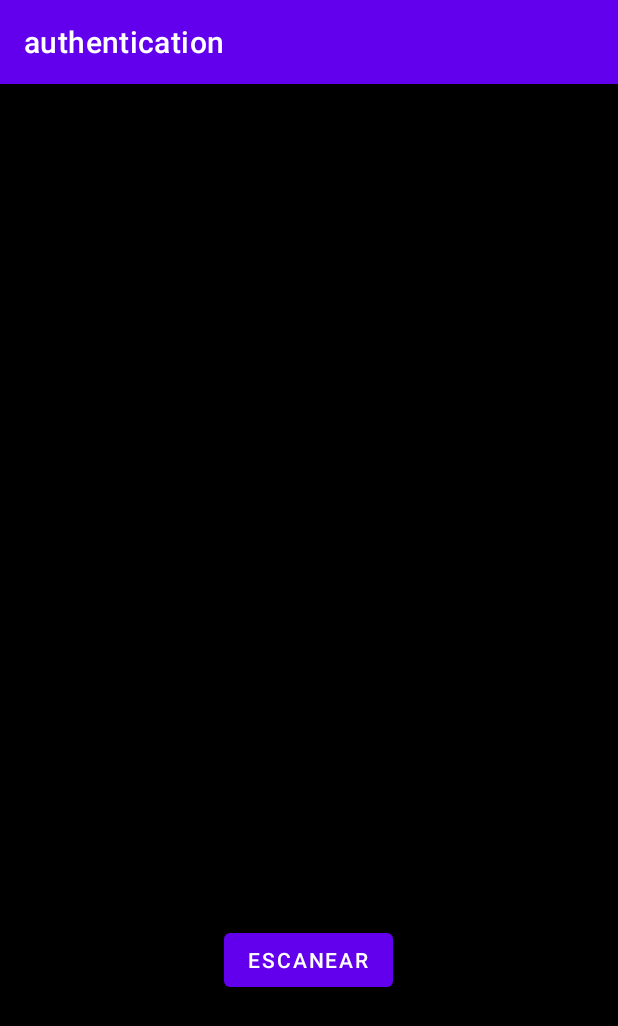
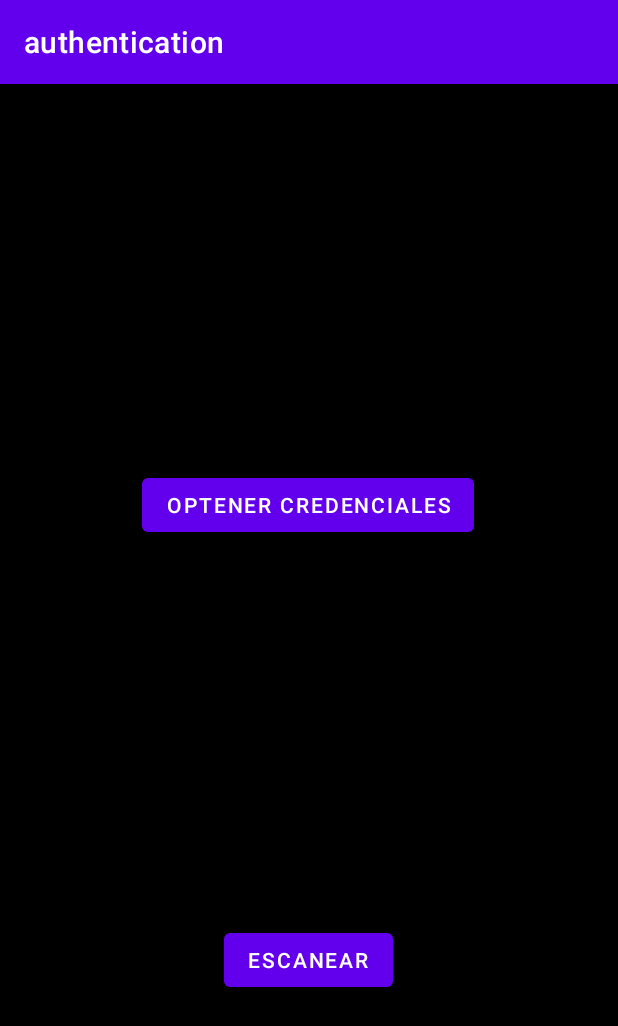
Before and after one commit to williambran/autenticacion-project, an Android app: the fragment ScannerFragment shown on its own in the app's theme, on a phone screen of 412 x 824 dp. Shown: the top 1026 px of the screen. Run offline under Robolectric (Android 15) with nearby library versions, the phone set to English and light mode, and no system bars; our stand-ins replace Firebase (no records; nobody signed in at launch, a user with empty details on screens opened directly); libraries missing offline, so code that uses them is left out: com.google.zxing.integration.

```diff
--- a/app/build.gradle
+++ b/app/build.gradle
@@ -29,6 +29,7 @@ android {
 }
 
 dependencies {
+    def room_version = "2.4.2"
 
     implementation 'androidx.appcompat:appcompat:1.4.1'
     implementation 'com.google.android.material:material:1.6.0'
@@ -67,8 +68,9 @@ dependencies {
     //firestore
     implementation 'com.google.firebase:firebase-firestore'
 
-
-
+    //Room
+    implementation "androidx.room:room-runtime:$room_version"
+    annotationProcessor "androidx.room:room-compiler:$room_version"
 
 
 }
--- a/app/src/main/AndroidManifest.xml
+++ b/app/src/main/AndroidManifest.xml
@@ -11,10 +11,10 @@
         android:supportsRtl="true"
         android:theme="@style/Theme.Authentication">
         <activity
-            android:name=".Home"
+            android:name=".ui.Home"
             android:exported="false" />
         <activity
-            android:name=".MainActivity"
+            android:name=".ui.MainActivity"
             android:exported="true">
             <intent-filter>
                 <action android:name="android.intent.action.MAIN" />
--- /dev/null
+++ b/app/src/main/java/com/example/authentication/database/dao/CredentialDAO.java
@@ -0,0 +1,27 @@
+package com.example.authentication.database.dao;
+
+import androidx.room.Dao;
+import androidx.room.Delete;
+import androidx.room.Insert;
+import androidx.room.Query;
+
+import com.example.authentication.database.entity.Credential;
+
+import java.util.List;
+
+@Dao
+public interface CredentialDAO {
+
+    @Query("select * from Credential")
+    List<Credential> getAll();
+
+
+    @Query("SELECT * FROM Credential WHERE idCuenta =:numCredential")
+    Credential findByIdcuenta(int numCredential);
+
+    @Insert
+    void insert(List<Credential> credential);
+
+    @Delete
+    void deleteAll(Credential crdential);
+}
--- /dev/null
+++ b/app/src/main/java/com/example/authentication/repository/CredentialRepository.java
@@ -0,0 +1,14 @@
+package com.example.authentication.repository;
+
+
+import com.example.authentication.database.entity.Credential;
+
+import java.util.List;
+
+public interface CredentialRepository {
+
+    List<Credential> getAllCrdential();
+    Credential findCredentialById(int idCredential);
+    void insert(List<Credential> credential);
+    void delete(Credential credential);
+}
--- /dev/null
+++ b/app/src/main/java/com/example/authentication/repository/CredentialRepositoryImp.java
@@ -0,0 +1,34 @@
+package com.example.authentication.repository;
+
+import com.example.authentication.database.dao.CredentialDAO;
+import com.example.authentication.database.entity.Credential;
+
+import java.util.List;
+
+public class CredentialRepositoryImp implements CredentialRepository{
+    CredentialDAO dao;
+
+    public CredentialRepositoryImp(CredentialDAO dao) {
+        this.dao = dao;
+    }
+
+    @Override
+    public List<Credential> getAllCrdential() {
+        return dao.getAll();
+    }
+
+    @Override
+    public Credential findCredentialById(int idCredential) {
+        return dao.findByIdcuenta(idCredential);
+    }
+
+    @Override
+    public void insert(List<Credential> credential) {
+        dao.insert(credential);
+    }
+
+    @Override
+    public void delete(Credential credential) {
+        dao.deleteAll(credential);
+    }
+}
--- a/app/src/main/java/com/example/authentication/Home.java
+++ b/app/src/main/java/com/example/authentication/ui/Home.java
@@ -1,4 +1,4 @@
-package com.example.authentication;
+package com.example.authentication.ui;
 
 import androidx.annotation.NonNull;
 import androidx.annotation.Nullable;
@@ -10,6 +10,7 @@ import android.content.Intent;
 import android.os.Bundle;
 import android.view.MenuItem;
 
+import com.example.authentication.R;
 import com.google.android.material.bottomnavigation.BottomNavigationView;
 
 public class Home extends AppCompatActivity {
--- a/app/src/main/java/com/example/authentication/ScannerFragment.java
+++ b/app/src/main/java/com/example/authentication/ui/ScannerFragment.java
@@ -1,4 +1,4 @@
-package com.example.authentication;
+package com.example.authentication.ui;
 
 import android.app.Activity;
 import android.content.Intent;
@@ -7,6 +7,8 @@ import android.os.Bundle;
 import androidx.annotation.NonNull;
 import androidx.annotation.Nullable;
 import androidx.fragment.app.Fragment;
+import androidx.lifecycle.ViewModelProvider;
+import androidx.lifecycle.ViewModelProviders;
 
 import android.util.Log;
 import android.view.LayoutInflater;
@@ -16,6 +18,11 @@ import android.widget.Button;
 import android.widget.TextView;
 import android.widget.Toast;
 
+import com.example.authentication.R;
+import com.example.authentication.database.AppDatabase;
+import com.example.authentication.database.dao.CredentialDAO;
+import com.example.authentication.database.entity.Credential;
+import com.example.authentication.viewModel.ScannerViewModel;
 import com.google.android.gms.tasks.OnCompleteListener;
 import com.google.android.gms.tasks.Task;
 import com.google.firebase.firestore.CollectionReference;
@@ -26,14 +33,18 @@ import com.google.firebase.firestore.QuerySnapshot;
 import com.google.zxing.integration.android.IntentIntegrator;
 import com.google.zxing.integration.android.IntentResult;
 
+import java.util.ArrayList;
+import java.util.List;
+
 
 public class ScannerFragment extends Fragment {
 
-    Button btnScanner ;
+    Button btnScanner, btnGetCredential ;
     TextView tvResponse;
     View vista ;
     FirebaseFirestore db = FirebaseFirestore.getInstance();
     String TAG ="";
+    ScannerViewModel scannerViewModel;
 
 
     public ScannerFragment() {
@@ -45,7 +56,7 @@ public class ScannerFragment extends Fragment {
     @Override
     public void onCreate(Bundle savedInstanceState) {
         super.onCreate(savedInstanceState);
-
+        scannerViewModel =  new ViewModelProvider(this).get(ScannerViewModel.class);
 
     }
 
@@ -54,6 +65,7 @@ public class ScannerFragment extends Fragment {
                              Bundle savedInstanceState) {
 
         vista = inflater.inflate(R.layout.fragment_scanner, container, false);
+        btnGetCredential = vista.findViewById(R.id.getCredential);
         btnScanner=vista.findViewById(R.id.btn_scanner);
         tvResponse = vista.findViewById(R.id.tv_response);
 
@@ -68,6 +80,17 @@ public class ScannerFragment extends Fragment {
                 integrator.setBarcodeImageEnabled(true);
                 integrator.setOrientationLocked(false);
                 integrator.initiateScan();
+            }
+        });
+        btnGetCredential.setOnClickListener(new View.OnClickListener() {
+            @Override
+            public void onClick(View view) {
+                List<Credential> credentials = scannerViewModel.getAllCredentials();
+                for (Credential cre:credentials) {
+                    Toast.makeText(getActivity(), "Todo salio BIEN" +  cre.getNombre() , Toast.LENGTH_SHORT).show();
+
+
+                }
             }
         });
         // Inflate the layout for this fragment
@@ -101,10 +124,21 @@ public class ScannerFragment extends Fragment {
                     @Override
                     public void onComplete(@NonNull Task<QuerySnapshot> task) {
                         if (task.isSuccessful()) {
+                            List<Credential> crednetial =new ArrayList<>();
                             for (QueryDocumentSnapshot document : task.getResult()) {
                                 Log.d(TAG, document.getId() + " => " + document.getData());
+                                Credential credential =  document.toObject(Credential.class);
+                                System.out.print("objestos"+credential.getNombre());
+                                tvResponse.setText(credential.getNombre());
+                                crednetial.add(credential) ;
+
 
                             }
+
+                            scannerViewModel.insertCredential(crednetial);
+                            System.out.print("lista de objestos"+crednetial);
+                            int tamano = crednetial.size();
+                            tvResponse.setText( String.valueOf(tamano));
                         } else {
                             Log.w(TAG, "Error getting documents.", task.getException());
                         }
--- /dev/null
+++ b/app/src/main/java/com/example/authentication/viewModel/ScannerViewModel.java
@@ -0,0 +1,32 @@
+package com.example.authentication.viewModel;
+
+import androidx.lifecycle.ViewModel;
+
+import com.example.authentication.database.AppDatabase;
+import com.example.authentication.database.dao.CredentialDAO;
+import com.example.authentication.database.entity.Credential;
+import com.example.authentication.repository.CredentialRepository;
+import com.example.authentication.repository.CredentialRepositoryImp;
+
+import java.util.List;
+
+
+public class ScannerViewModel extends ViewModel {
+
+    public CredentialRepositoryImp credentialRepository;
+    AppDatabase db = AppDatabase.INSTANCE;
+    CredentialDAO dao = db.credentialDAO();
+
+    public ScannerViewModel(){
+          credentialRepository = new CredentialRepositoryImp(dao);
+    }
+
+    public void insertCredential(List<Credential> credetials){
+        credentialRepository.insert(credetials);
+    }
+
+    public List<Credential> getAllCredentials() {
+        return  credentialRepository.getAllCrdential();
+    }
+
+}
--- a/app/src/main/res/layout/activity_home.xml
+++ b/app/src/main/res/layout/activity_home.xml
@@ -4,7 +4,7 @@
     xmlns:tools="http://schemas.android.com/tools"
     android:layout_width="match_parent"
     android:layout_height="match_parent"
-    tools:context=".Home"
+    tools:context=".ui.Home"
     android:background="@color/design_default_color_primary"
     >
 
--- a/app/src/main/res/layout/activity_main.xml
+++ b/app/src/main/res/layout/activity_main.xml
@@ -4,7 +4,7 @@
     xmlns:tools="http://schemas.android.com/tools"
     android:layout_width="match_parent"
     android:layout_height="match_parent"
-    tools:context=".MainActivity">
+    tools:context=".ui.MainActivity">
 
     <EditText
         android:id="@+id/et_email"
--- a/app/src/main/res/layout/fragment_admin.xml
+++ b/app/src/main/res/layout/fragment_admin.xml
@@ -3,7 +3,7 @@
     xmlns:tools="http://schemas.android.com/tools"
     android:layout_width="match_parent"
     android:layout_height="match_parent"
-    tools:context=".AdminFragment">
+    tools:context=".ui.AdminFragment">
 
     <!-- TODO: Update blank fragment layout -->
     <TextView
--- a/app/src/main/res/layout/fragment_profile.xml
+++ b/app/src/main/res/layout/fragment_profile.xml
@@ -3,7 +3,7 @@
     xmlns:tools="http://schemas.android.com/tools"
     android:layout_width="match_parent"
     android:layout_height="match_parent"
-    tools:context=".ProfileFragment">
+    tools:context=".ui.ProfileFragment">
 
     <!-- TODO: Update blank fragment layout -->
     <TextView
--- a/app/src/main/res/layout/fragment_scanner.xml
+++ b/app/src/main/res/layout/fragment_scanner.xml
@@ -5,7 +5,7 @@
     xmlns:tools="http://schemas.android.com/tools"
     android:layout_width="match_parent"
     android:layout_height="match_parent"
-    tools:context=".ScannerFragment"
+    tools:context=".ui.ScannerFragment"
     android:background="@color/black"
     >
 
@@ -38,6 +38,17 @@
             app:layout_constraintHorizontal_bias="0.498"
             app:layout_constraintStart_toStartOf="parent" />
 
+        <Button
+            android:id="@+id/getCredential"
+            android:layout_width="wrap_content"
+            android:layout_height="wrap_content"
+            android:layout_marginBottom="136dp"
+            android:text="optener credenciales"
+            app:layout_constraintBottom_toTopOf="@+id/tv_response"
+            app:layout_constraintEnd_toEndOf="parent"
+            app:layout_constraintHorizontal_bias="0.498"
+            app:layout_constraintStart_toStartOf="parent" />
+
 
     </androidx.constraintlayout.widget.ConstraintLayout>
 
```
Also changed, not shown: app/src/main/java/com/example/authentication/database/AppDatabase.java (added, +33 -0 lines), app/src/main/java/com/example/authentication/database/entity/Credential.java (added, +46 -0 lines), app/src/main/java/com/example/authentication/ui/AdminFragment.java (renamed from app/src/main/java/com/example/authentication/ProfileFragment.java, +10 -8 lines), app/src/main/java/com/example/authentication/ui/MainActivity.java (renamed from app/src/main/java/com/example/authentication/MainActivity.java, +7 -1 lines), app/src/main/java/com/example/authentication/ui/ProfileFragment.java (renamed from app/src/main/java/com/example/authentication/AdminFragment.java, +10 -8 lines).
